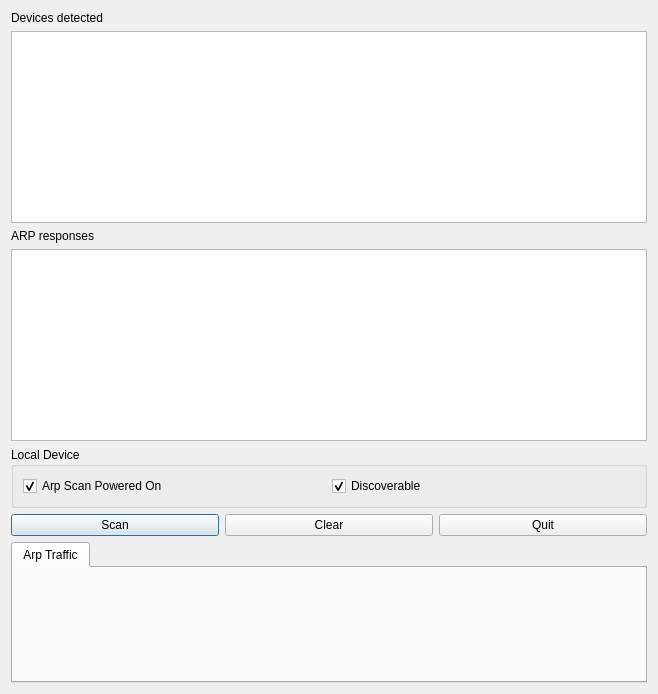
Old version of the form ui/arpscan.ui in the repository CyberRoute/phantom.
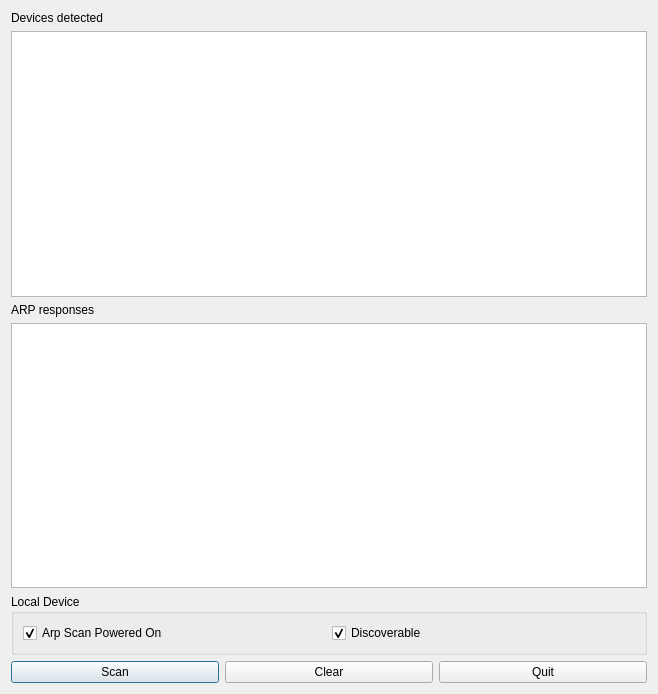
New version of the form.

Commit message: removing unused tab1

```diff
--- a/ui/arpscan.ui
+++ b/ui/arpscan.ui
@@ -88,18 +88,6 @@
      </item>
     </layout>
    </item>
-   <item>
-    <widget class="QTabWidget" name="tabWidget">
-     <property name="currentIndex">
-      <number>0</number>
-     </property>
-     <widget class="QWidget" name="tab_1">
-      <attribute name="title">
-       <string>Arp Traffic</string>
-      </attribute>
-     </widget>
-    </widget>
-   </item>
   </layout>
  </widget>
  <resources/>
```
The commit also changes 2 other files.
